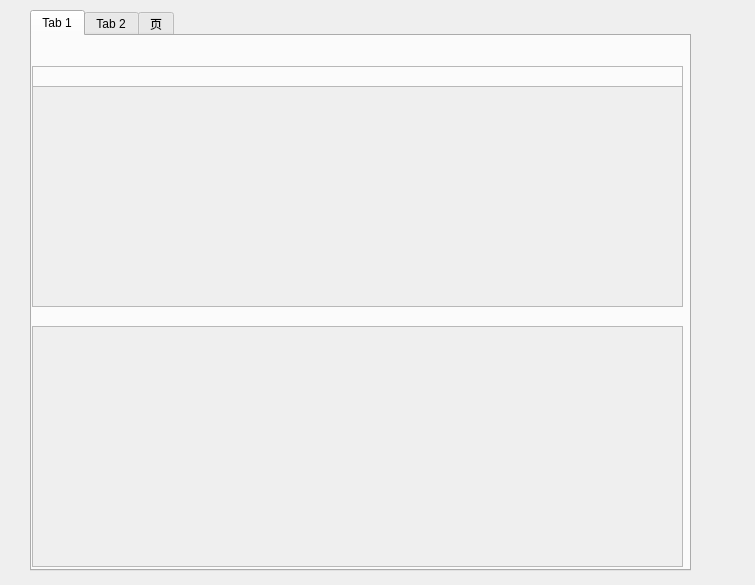
Before: the Qt Designer form ui/Transmit.ui in aibotez/SBCClientV2, drawn with Qt 5.
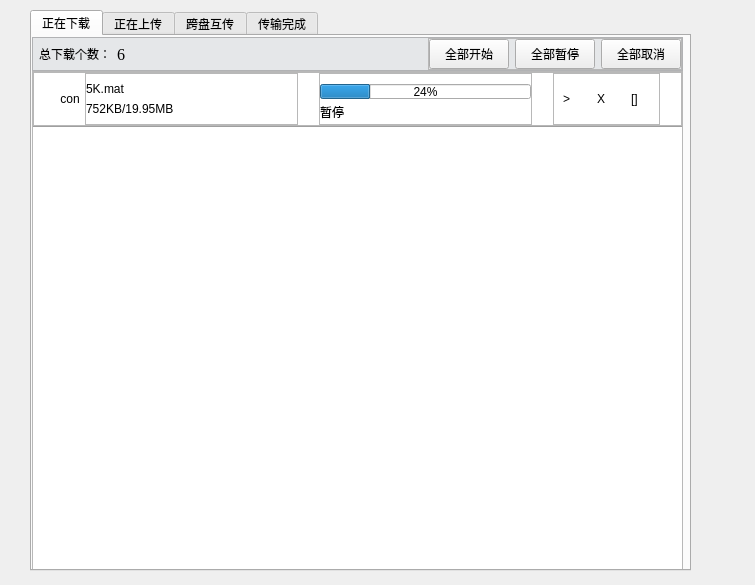
After: the same form once the commit is applied.

What changed in the file:
```diff
--- a/ui/Transmit.ui
+++ b/ui/Transmit.ui
@@ -27,74 +27,458 @@
    </property>
    <widget class="QWidget" name="tab">
     <attribute name="title">
-     <string>Tab 1</string>
+     <string>正在下载</string>
     </attribute>
-    <widget class="QScrollArea" name="scrollArea_4">
+    <widget class="QWidget" name="">
      <property name="geometry">
       <rect>
        <x>0</x>
-       <y>290</y>
+       <y>1</y>
        <width>651</width>
-       <height>241</height>
+       <height>541</height>
       </rect>
      </property>
-     <property name="widgetResizable">
-      <bool>true</bool>
-     </property>
-     <widget class="QWidget" name="scrollAreaWidgetContents_4">
-      <property name="geometry">
-       <rect>
-        <x>0</x>
-        <y>0</y>
-        <width>649</width>
-        <height>239</height>
-       </rect>
+     <layout class="QVBoxLayout" name="verticalLayout_2">
+      <property name="spacing">
+       <number>0</number>
       </property>
-     </widget>
-    </widget>
-    <widget class="QScrollArea" name="scrollArea_5">
-     <property name="geometry">
-      <rect>
-       <x>0</x>
-       <y>50</y>
-       <width>651</width>
-       <height>221</height>
-      </rect>
-     </property>
-     <property name="widgetResizable">
-      <bool>true</bool>
-     </property>
-     <widget class="QWidget" name="scrollAreaWidgetContents_5">
-      <property name="geometry">
-       <rect>
-        <x>0</x>
-        <y>0</y>
-        <width>649</width>
-        <height>219</height>
-       </rect>
-      </property>
-     </widget>
-    </widget>
-    <widget class="QFrame" name="frame">
-     <property name="geometry">
-      <rect>
-       <x>0</x>
-       <y>30</y>
-       <width>651</width>
-       <height>21</height>
-      </rect>
-     </property>
-     <property name="frameShape">
-      <enum>QFrame::StyledPanel</enum>
-     </property>
-     <property name="frameShadow">
-      <enum>QFrame::Raised</enum>
-     </property>
+      <item>
+       <widget class="QFrame" name="frame">
+        <property name="styleSheet">
+         <string notr="true">#frame
+{
+	background:#E5E7E9;
+}</string>
+        </property>
+        <property name="frameShape">
+         <enum>QFrame::StyledPanel</enum>
+        </property>
+        <property name="frameShadow">
+         <enum>QFrame::Raised</enum>
+        </property>
+        <layout class="QHBoxLayout" name="horizontalLayout_2">
+         <property name="spacing">
+          <number>6</number>
+         </property>
+         <property name="leftMargin">
+          <number>6</number>
+         </property>
+         <property name="topMargin">
+          <number>0</number>
+         </property>
+         <property name="rightMargin">
+          <number>0</number>
+         </property>
+         <property name="bottomMargin">
+          <number>0</number>
+         </property>
+         <item>
+          <widget class="QLabel" name="label">
+           <property name="text">
+            <string>总下载个数：</string>
+           </property>
+          </widget>
+         </item>
+         <item>
+          <widget class="QLabel" name="label_2">
+           <property name="font">
+            <font>
+             <family>Times New Roman</family>
+             <pointsize>12</pointsize>
+            </font>
+           </property>
+           <property name="text">
+            <string>6</string>
+           </property>
+          </widget>
+         </item>
+         <item>
+          <spacer name="horizontalSpacer">
+           <property name="orientation">
+            <enum>Qt::Horizontal</enum>
+           </property>
+           <property name="sizeHint" stdset="0">
+            <size>
+             <width>303</width>
+             <height>20</height>
+            </size>
+           </property>
+          </spacer>
+         </item>
+         <item>
+          <widget class="QFrame" name="frame_2">
+           <property name="frameShape">
+            <enum>QFrame::StyledPanel</enum>
+           </property>
+           <property name="frameShadow">
+            <enum>QFrame::Raised</enum>
+           </property>
+           <layout class="QHBoxLayout" name="horizontalLayout">
+            <property name="spacing">
+             <number>6</number>
+            </property>
+            <property name="leftMargin">
+             <number>0</number>
+            </property>
+            <property name="topMargin">
+             <number>0</number>
+            </property>
+            <property name="rightMargin">
+             <number>0</number>
+            </property>
+            <property name="bottomMargin">
+             <number>0</number>
+            </property>
+            <item>
+             <widget class="QPushButton" name="pushButton">
+              <property name="minimumSize">
+               <size>
+                <width>0</width>
+                <height>30</height>
+               </size>
+              </property>
+              <property name="text">
+               <string>全部开始</string>
+              </property>
+             </widget>
+            </item>
+            <item>
+             <widget class="QPushButton" name="pushButton_2">
+              <property name="minimumSize">
+               <size>
+                <width>0</width>
+                <height>30</height>
+               </size>
+              </property>
+              <property name="text">
+               <string>全部暂停</string>
+              </property>
+             </widget>
+            </item>
+            <item>
+             <widget class="QPushButton" name="pushButton_3">
+              <property name="minimumSize">
+               <size>
+                <width>0</width>
+                <height>30</height>
+               </size>
+              </property>
+              <property name="text">
+               <string>全部取消</string>
+              </property>
+             </widget>
+            </item>
+           </layout>
+          </widget>
+         </item>
+        </layout>
+       </widget>
+      </item>
+      <item>
+       <widget class="QScrollArea" name="scrollArea_5">
+        <property name="styleSheet">
+         <string notr="true">#scrollAreaWidgetContents_5
+{
+	background:white;
+}
+
+#scrollAreaWidgetContents_5 QFrame:hover{
+	background:#D0D3D4;
+	border-radius:22px;
+	opacity:0.5;
+	}</string>
+        </property>
+        <property name="horizontalScrollBarPolicy">
+         <enum>Qt::ScrollBarAlwaysOff</enum>
+        </property>
+        <property name="widgetResizable">
+         <bool>true</bool>
+        </property>
+        <widget class="QWidget" name="scrollAreaWidgetContents_5">
+         <property name="geometry">
+          <rect>
+           <x>-2</x>
+           <y>0</y>
+           <width>649</width>
+           <height>503</height>
+          </rect>
+         </property>
+         <layout class="QFormLayout" name="formLayout">
+          <property name="horizontalSpacing">
+           <number>0</number>
+          </property>
+          <property name="verticalSpacing">
+           <number>0</number>
+          </property>
+          <property name="leftMargin">
+           <number>0</number>
+          </property>
+          <property name="topMargin">
+           <number>0</number>
+          </property>
+          <property name="rightMargin">
+           <number>0</number>
+          </property>
+          <property name="bottomMargin">
+           <number>0</number>
+          </property>
+          <item row="0" column="0" colspan="2">
+           <widget class="QFrame" name="frame_3">
+            <property name="frameShape">
+             <enum>QFrame::StyledPanel</enum>
+            </property>
+            <property name="frameShadow">
+             <enum>QFrame::Raised</enum>
+            </property>
+            <layout class="QHBoxLayout" name="horizontalLayout_4" stretch="1,6,10,1,10,1,5,1">
+             <property name="spacing">
+              <number>0</number>
+             </property>
+             <property name="leftMargin">
+              <number>0</number>
+             </property>
+             <property name="topMargin">
+              <number>0</number>
+             </property>
+             <property name="rightMargin">
+              <number>0</number>
+             </property>
+             <property name="bottomMargin">
+              <number>0</number>
+             </property>
+             <item>
+              <spacer name="horizontalSpacer_5">
+               <property name="orientation">
+                <enum>Qt::Horizontal</enum>
+               </property>
+               <property name="sizeHint" stdset="0">
+                <size>
+                 <width>18</width>
+                 <height>20</height>
+                </size>
+               </property>
+              </spacer>
+             </item>
+             <item>
+              <widget class="QLabel" name="label_31">
+               <property name="sizePolicy">
+                <sizepolicy hsizetype="Fixed" vsizetype="Fixed">
+                 <horstretch>0</horstretch>
+                 <verstretch>0</verstretch>
+                </sizepolicy>
+               </property>
+               <property name="minimumSize">
+                <size>
+                 <width>30</width>
+                 <height>30</height>
+                </size>
+               </property>
+               <property name="text">
+                <string>con</string>
+               </property>
+               <property name="alignment">
+                <set>Qt::AlignCenter</set>
+               </property>
+               <property name="margin">
+                <number>0</number>
+               </property>
+              </widget>
+             </item>
+             <item>
+              <widget class="QFrame" name="frame_4">
+               <property name="frameShape">
+                <enum>QFrame::StyledPanel</enum>
+               </property>
+               <property name="frameShadow">
+                <enum>QFrame::Raised</enum>
+               </property>
+               <layout class="QVBoxLayout" name="verticalLayout">
+                <property name="spacing">
+                 <number>6</number>
+                </property>
+                <property name="leftMargin">
+                 <number>0</number>
+                </property>
+                <property name="topMargin">
+                 <number>8</number>
+                </property>
+                <property name="rightMargin">
+                 <number>0</number>
+                </property>
+                <property name="bottomMargin">
+                 <number>8</number>
+                </property>
+                <item>
+                 <widget class="QLabel" name="label_5">
+                  <property name="text">
+                   <string>5K.mat</string>
+                  </property>
+                 </widget>
+                </item>
+                <item>
+                 <widget class="QLabel" name="label_6">
+                  <property name="text">
+                   <string>752KB/19.95MB</string>
+                  </property>
+                 </widget>
+                </item>
+               </layout>
+              </widget>
+             </item>
+             <item>
+              <spacer name="horizontalSpacer_3">
+               <property name="orientation">
+                <enum>Qt::Horizontal</enum>
+               </property>
+               <property name="sizeHint" stdset="0">
+                <size>
+                 <width>18</width>
+                 <height>20</height>
+                </size>
+               </property>
+              </spacer>
+             </item>
+             <item>
+              <widget class="QFrame" name="frame_6">
+               <property name="frameShape">
+                <enum>QFrame::StyledPanel</enum>
+               </property>
+               <property name="frameShadow">
+                <enum>QFrame::Raised</enum>
+               </property>
+               <layout class="QVBoxLayout" name="verticalLayout_3">
+                <property name="spacing">
+                 <number>0</number>
+                </property>
+                <property name="leftMargin">
+                 <number>0</number>
+                </property>
+                <property name="topMargin">
+                 <number>10</number>
+                </property>
+                <property name="rightMargin">
+                 <number>0</number>
+                </property>
+                <property name="bottomMargin">
+                 <number>0</number>
+                </property>
+                <item>
+                 <widget class="QProgressBar" name="progressBar_2">
+                  <property name="minimumSize">
+                   <size>
+                    <width>0</width>
+                    <height>0</height>
+                   </size>
+                  </property>
+                  <property name="maximumSize">
+                   <size>
+                    <width>16777215</width>
+                    <height>15</height>
+                   </size>
+                  </property>
+                  <property name="value">
+                   <number>24</number>
+                  </property>
+                 </widget>
+                </item>
+                <item>
+                 <widget class="QLabel" name="label_8">
+                  <property name="text">
+                   <string>暂停</string>
+                  </property>
+                 </widget>
+                </item>
+               </layout>
+              </widget>
+             </item>
+             <item>
+              <spacer name="horizontalSpacer_2">
+               <property name="orientation">
+                <enum>Qt::Horizontal</enum>
+               </property>
+               <property name="sizeHint" stdset="0">
+                <size>
+                 <width>40</width>
+                 <height>20</height>
+                </size>
+               </property>
+              </spacer>
+             </item>
+             <item>
+              <widget class="QFrame" name="frame_5">
+               <property name="frameShape">
+                <enum>QFrame::StyledPanel</enum>
+               </property>
+               <property name="frameShadow">
+                <enum>QFrame::Raised</enum>
+               </property>
+               <layout class="QHBoxLayout" name="horizontalLayout_3">
+                <property name="rightMargin">
+                 <number>0</number>
+                </property>
+                <item>
+                 <widget class="QLabel" name="label_3">
+                  <property name="text">
+                   <string>&gt;</string>
+                  </property>
+                 </widget>
+                </item>
+                <item>
+                 <widget class="QLabel" name="label_4">
+                  <property name="text">
+                   <string>X</string>
+                  </property>
+                 </widget>
+                </item>
+                <item>
+                 <widget class="QLabel" name="label_7">
+                  <property name="text">
+                   <string>[]</string>
+                  </property>
+                 </widget>
+                </item>
+               </layout>
+              </widget>
+             </item>
+             <item>
+              <spacer name="horizontalSpacer_4">
+               <property name="orientation">
+                <enum>Qt::Horizontal</enum>
+               </property>
+               <property name="sizeHint" stdset="0">
+                <size>
+                 <width>18</width>
+                 <height>20</height>
+                </size>
+               </property>
+              </spacer>
+             </item>
+            </layout>
+           </widget>
+          </item>
+          <item row="1" column="0">
+           <widget class="Line" name="line">
+            <property name="minimumSize">
+             <size>
+              <width>649</width>
+              <height>0</height>
+             </size>
+            </property>
+            <property name="orientation">
+             <enum>Qt::Horizontal</enum>
+            </property>
+           </widget>
+          </item>
+         </layout>
+        </widget>
+       </widget>
+      </item>
+     </layout>
     </widget>
    </widget>
    <widget class="QWidget" name="tab_2">
     <attribute name="title">
-     <string>Tab 2</string>
+     <string>正在上传</string>
     </attribute>
     <widget class="QScrollArea" name="scrollArea_2">
      <property name="geometry">
@@ -145,7 +529,7 @@
    </widget>
    <widget class="QWidget" name="tab_3">
     <attribute name="title">
-     <string>页</string>
+     <string>跨盘互传</string>
     </attribute>
     <widget class="QScrollArea" name="scrollArea">
      <property name="geometry">
@@ -171,6 +555,34 @@
      </widget>
     </widget>
    </widget>
+   <widget class="QWidget" name="tab_4">
+    <attribute name="title">
+     <string>传输完成</string>
+    </attribute>
+    <widget class="QScrollArea" name="scrollArea_3">
+     <property name="geometry">
+      <rect>
+       <x>0</x>
+       <y>10</y>
+       <width>651</width>
+       <height>521</height>
+      </rect>
+     </property>
+     <property name="widgetResizable">
+      <bool>true</bool>
+     </property>
+     <widget class="QWidget" name="scrollAreaWidgetContents_3">
+      <property name="geometry">
+       <rect>
+        <x>0</x>
+        <y>0</y>
+        <width>649</width>
+        <height>519</height>
+       </rect>
+      </property>
+     </widget>
+    </widget>
+   </widget>
   </widget>
  </widget>
  <resources/>
```
Left out of the diff: 27 changed lines with no effect on the pictures.
